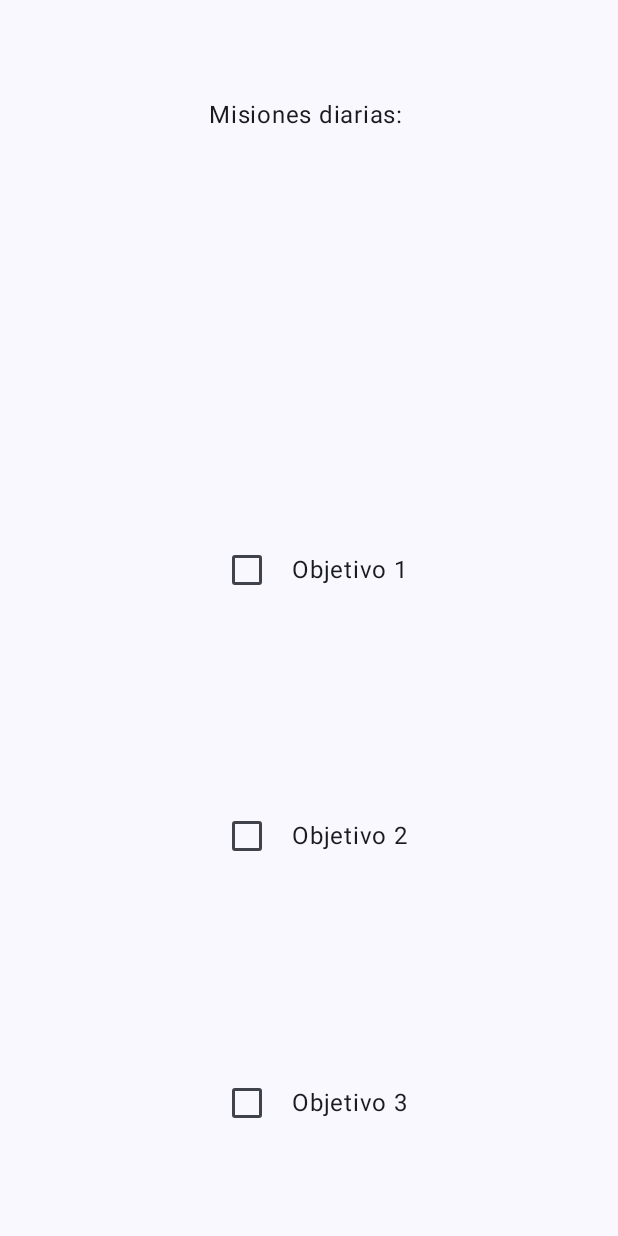
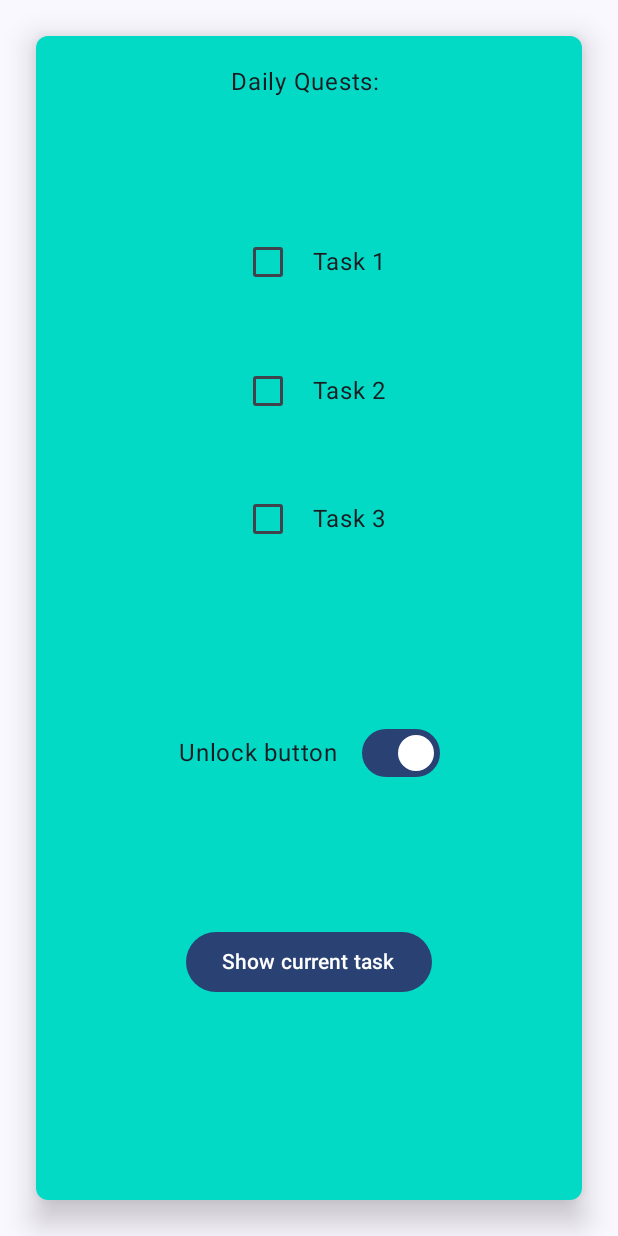
Before and after one commit to aaracan246/CheckboxProject, an Android app built with Jetpack Compose: the screen it shows after launch (MainActivity), on a phone screen of 412 x 824 dp. Run offline under Robolectric (Android 15) with nearby library versions, the phone set to English and light mode, and no system bars.

Commit message:
falta dar colores, funcionalidad ok

```diff
--- a/app/src/main/java/com/example/checkbox/MainActivity.kt
+++ b/app/src/main/java/com/example/checkbox/MainActivity.kt
@@ -4,6 +4,7 @@ import android.os.Bundle
 import androidx.activity.ComponentActivity
 import androidx.activity.compose.setContent
 import androidx.activity.enableEdgeToEdge
+import androidx.compose.foundation.background
 import androidx.compose.foundation.layout.Arrangement
 import androidx.compose.foundation.layout.Column
 import androidx.compose.foundation.layout.Row
@@ -12,10 +13,12 @@ import androidx.compose.foundation.layout.fillMaxSize
 import androidx.compose.foundation.layout.fillMaxWidth
 import androidx.compose.foundation.layout.padding
 import androidx.compose.foundation.shape.RoundedCornerShape
+import androidx.compose.material3.Button
 import androidx.compose.material3.Card
 import androidx.compose.material3.CardDefaults
 import androidx.compose.material3.Checkbox
 import androidx.compose.material3.Scaffold
+import androidx.compose.material3.Switch
 import androidx.compose.material3.Text
 import androidx.compose.runtime.Composable
 import androidx.compose.runtime.getValue
@@ -24,6 +27,8 @@ import androidx.compose.runtime.remember
 import androidx.compose.runtime.setValue
 import androidx.compose.ui.Alignment
 import androidx.compose.ui.Modifier
+import androidx.compose.ui.res.colorResource
+import androidx.compose.ui.text.style.TextAlign
 import androidx.compose.ui.tooling.preview.Preview
 import androidx.compose.ui.unit.dp
 import com.example.checkbox.ui.theme.CheckboxTheme
@@ -47,38 +52,98 @@ class MainActivity : ComponentActivity() {
 
 @Composable
 fun CheckboxCard(name: String, modifier: Modifier = Modifier) {
+
+    // Checkboxes
+    var checked1 by remember { mutableStateOf(false) }
+    var checked2 by remember { mutableStateOf(false) }
+    var checked3 by remember { mutableStateOf(false) }
+
+    // Switch / button
+    var switchOn by remember { mutableStateOf(true) }
+    var displayOff by remember { mutableStateOf("") }
+
+
     Card(
         modifier = Modifier
         .fillMaxWidth()
-        .padding(16.dp),
-        elevation = CardDefaults.cardElevation(defaultElevation = 6.dp),
-        shape = RoundedCornerShape(8.dp)) { }
-    Column(
+        .padding(24.dp),
+        elevation = CardDefaults.cardElevation(defaultElevation = 12.dp),
+        shape = RoundedCornerShape(8.dp)) { Column(
         modifier = Modifier
-        .fillMaxSize(),
+            .fillMaxSize()
+            .background(color = colorResource(R.color.teal_200)),
         verticalArrangement = Arrangement.SpaceAround, // !!!!!!!!!!!! REVISAR cómo queda cuando esté el resto
         horizontalAlignment = Alignment.CenterHorizontally){
 
-        Text("Misiones diarias: ")
+            Text("Daily Quests: ")
 
-        Spacer(modifier = Modifier.padding(bottom = 8.dp))
+            Spacer(modifier = Modifier.padding(bottom = 8.dp))
 
-        CheckboxQuest("Objetivo 1")
-        CheckboxQuest("Objetivo 2")
-        CheckboxQuest("Objetivo 3")
+            CheckboxQuest("Task 1", checked1) { checked1 = it }
+            CheckboxQuest("Task 2", checked2) { checked2 = it }
+            CheckboxQuest("Task 3", checked3) { checked3 = it }
 
+            Spacer(modifier = Modifier.padding(16.dp))
+
+            Row(
+                verticalAlignment = Alignment.CenterVertically
+            ) {
+                Text("Unlock button")
+
+                Spacer(modifier = Modifier.padding(8.dp))
+
+                Switch(
+                    checked = switchOn,
+                    onCheckedChange = {
+                        switchOn = it
+
+                        if (!it){
+                            displayOff = ""
+                        }
+                    }
+                )
+            }
+
+            Spacer(modifier = Modifier.padding(8.dp))
+
+            Button(
+                onClick = {
+                    displayOff = when{
+                        checked1 -> "Task 1"
+
+                        checked2 -> "Task 2"
+
+                        checked3 -> "Task 3"
+
+                        else -> "No task has been selected."
+                    }
+                },
+                enabled = switchOn
+            ) {
+                Text("Show current task")
+            }
+
+            Spacer(modifier = Modifier.padding(8.dp))
+
+            Text(
+                text = displayOff,
+                textAlign = TextAlign.Center,
+                modifier = Modifier.fillMaxWidth()
+            )
+
+        }
     }
 }
 
 @Composable
-fun CheckboxQuest(quest: String) {
+fun CheckboxQuest(quest: String, isChecked: Boolean, onCheckedChange: (Boolean) -> Unit) {
 
-    var checked by remember { mutableStateOf(false) }
+
     Row(
         verticalAlignment = Alignment.CenterVertically){
         Checkbox(
-            checked = checked,
-            onCheckedChange = { checked = it }
+            checked = isChecked,
+            onCheckedChange = onCheckedChange
         )
         Text(text = quest, modifier = Modifier.padding(start = 6.dp))
     }
```
